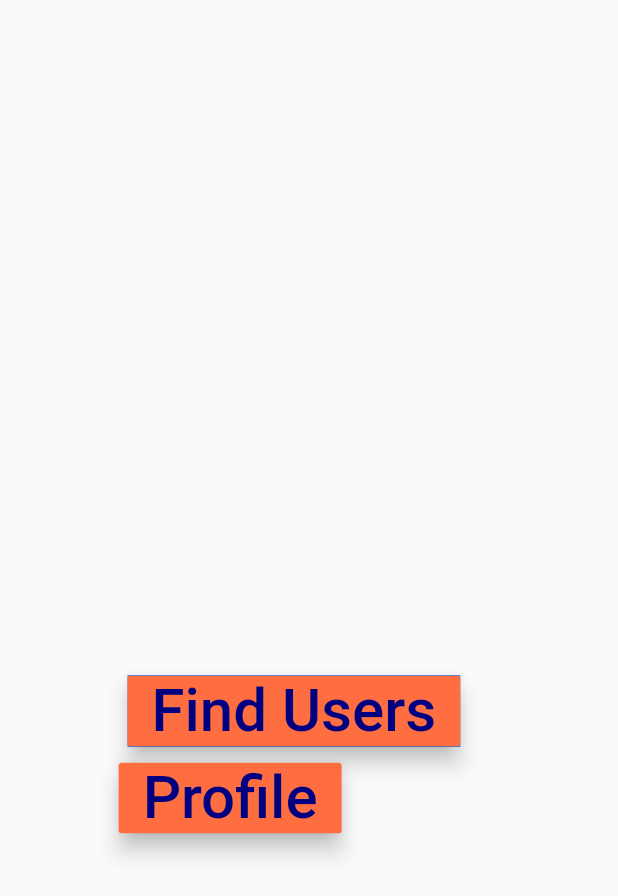
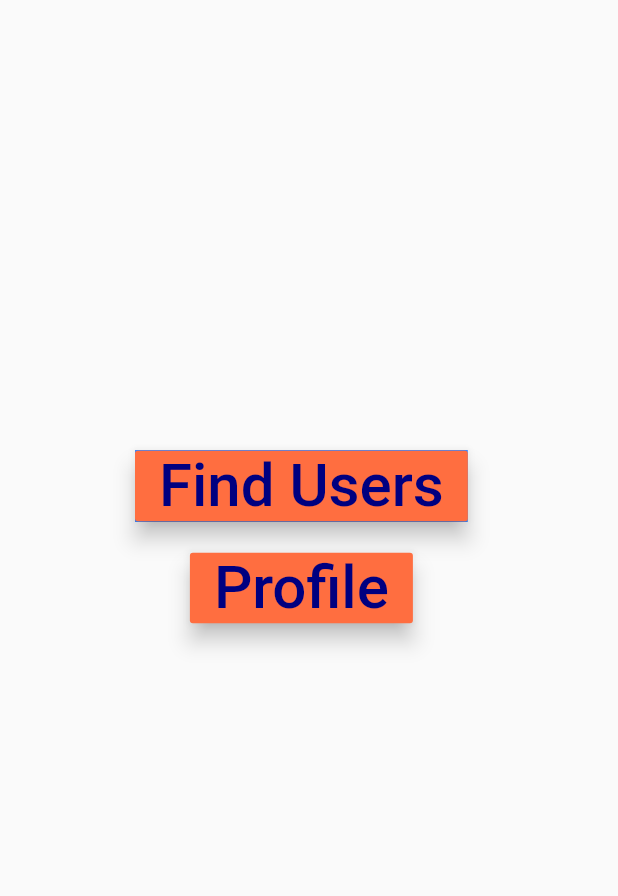
Before and after one commit to Saaketh-J/community_cart, a Flutter app: the MyHomePage screen opened by its route, on a phone screen of 412 x 824 dp. Shown: the top 896 px of the screen. Run offline on Flutter 3.47's test engine with Material 2 defaults, Android fonts, the phone set to English and light mode, and no system bars; our stand-ins replace firebase_database, geolocator, google_maps_flutter, table_calendar; accounts and stored records are empty.

Commit message:
adjust buttons

```diff
--- a/lib/main.dart
+++ b/lib/main.dart
@@ -43,7 +43,7 @@ class _MyHomePageState extends State<MyHomePage> {
             child: Column(
               children: <Widget>[
                 Container(
-                    margin: EdgeInsets.only(top: 450, left: 85),
+                    margin: EdgeInsets.only(top: 300, left: 90),
                     color: Colors.blueAccent,
                     //height: 50.0,
                     child: RaisedButton(
@@ -60,8 +60,10 @@ class _MyHomePageState extends State<MyHomePage> {
                         FirebaseDatabase().reference().child("written").set(true);
                       },
                     ),),
-                Padding(padding: EdgeInsets.only(top: 10)),
-                RaisedButton(
+                Padding(padding: EdgeInsets.only(top: 20)),
+                Padding(
+                  padding: const EdgeInsets.only(left: 90),
+                  child: new RaisedButton(
                       color: Colors.deepOrangeAccent,
                       child: Text('Profile',
                       style: TextStyle(
@@ -73,7 +75,7 @@ class _MyHomePageState extends State<MyHomePage> {
                       onPressed: (){
                         Navigator.pushNamed(context, "/profile");
                       },
-                ),
+                ),)
                       ],
                 ),
     ),
```
Also changed, not shown: lib/AppScreens/profilePage.dart (+8 -10 lines).
